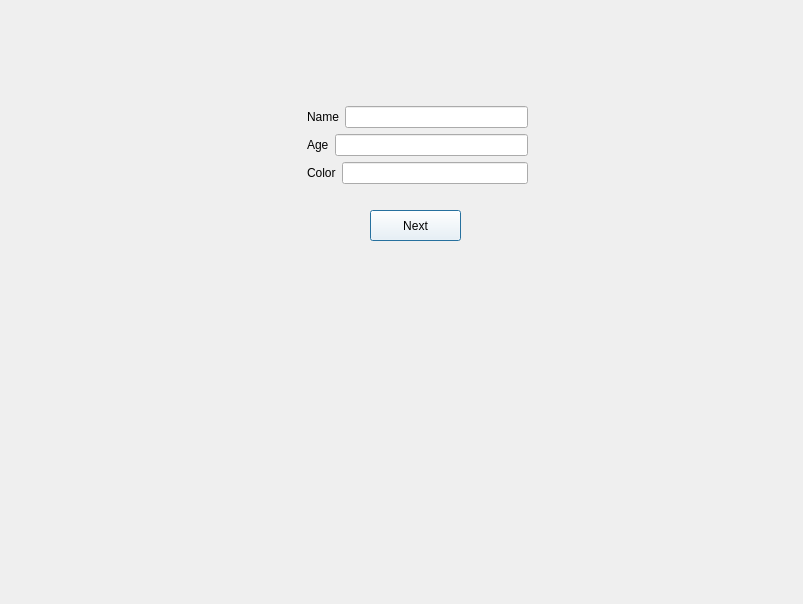
Matin0789/Condottiere-, file set.ui: the form before one commit.
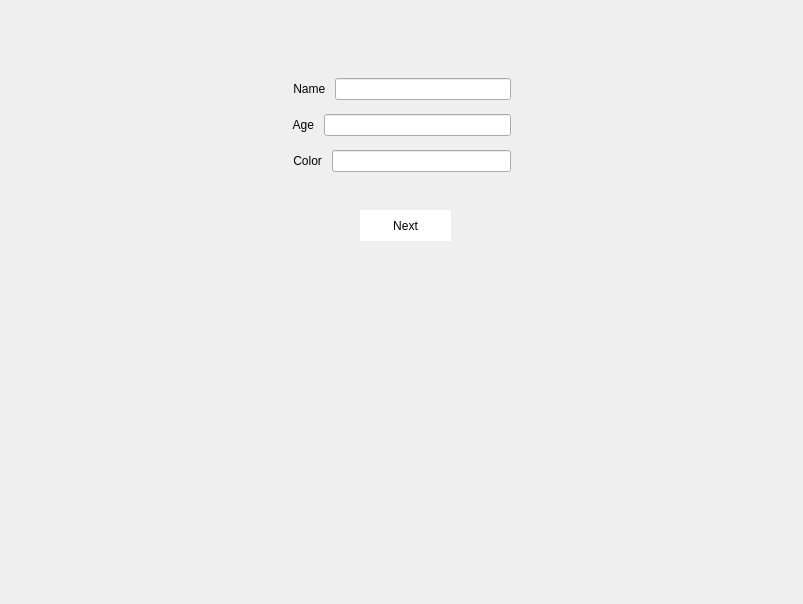
The form after the commit. Icons and pictures are not drawn.

Diff of the .ui file:
```diff
--- a/set.ui
+++ b/set.ui
@@ -19,15 +19,34 @@
   <widget class="QPushButton" name="pushButton">
    <property name="geometry">
     <rect>
-     <x>370</x>
+     <x>360</x>
      <y>210</y>
      <width>91</width>
      <height>31</height>
     </rect>
    </property>
    <property name="styleSheet">
-    <string notr="true">border-image: url(:/Description/Graphics/photos/download.jpg);
-background-color: rgb(255, 255, 255);</string>
+    <string notr="true">
+QPushButton
+{
+	border : none ;
+	color : black ;
+	background-color : white ;
+	font : 700 22pt &quot;8514oem&quot; ;
+	border-image: 30px url(:/Description/Graphics/photos/white (1).jpg);
+}
+QPushButton : Hover
+{
+	background-color : black ;
+    border-radius : 40px ;
+	border-image: 10px  url(:/Description/Graphics/photos/download.jpg);
+}
+QPushButton : pressed
+{
+	background-color : black ;
+	color : white ;
+	border-image: 10px  url(:/Description/Graphics/photos/download.jpg);
+}</string>
    </property>
    <property name="text">
     <string>Next</string>
@@ -36,16 +55,19 @@
   <widget class="QWidget" name="">
    <property name="geometry">
     <rect>
-     <x>307</x>
-     <y>90</y>
+     <x>290</x>
+     <y>70</y>
      <width>221</width>
      <height>111</height>
     </rect>
    </property>
-   <layout class="QGridLayout" name="gridLayout">
-    <item row="0" column="0">
-     <layout class="QGridLayout" name="gridLayout_2">
-      <item row="0" column="0">
+   <property name="styleSheet">
+    <string notr="true">color: rgb(0, 0, 0);
+border-image: url(:/Description/Graphics/photos/download.jpg);
+background-image: url(:/Description/Graphics/photos/download.jpg);</string>
+   </property>
+   <layout class="QVBoxLayout" name="verticalLayout">
+    <item>
        <layout class="QHBoxLayout" name="horizontalLayout">
         <item>
          <widget class="QLabel" name="label">
@@ -53,7 +75,7 @@
            <string notr="true">border-image: url(:/Description/Graphics/photos/white (1).jpg);</string>
           </property>
           <property name="text">
-           <string>Name</string>
+         <string> Name </string>
           </property>
          </widget>
         </item>
@@ -66,7 +88,7 @@
         </item>
        </layout>
       </item>
-      <item row="1" column="0">
+    <item>
        <layout class="QHBoxLayout" name="horizontalLayout_2">
         <item>
          <widget class="QLabel" name="label_2">
@@ -74,7 +96,7 @@
            <string notr="true">border-image: url(:/Description/Graphics/photos/white (1).jpg);</string>
           </property>
           <property name="text">
-           <string>Age</string>
+         <string> Age </string>
           </property>
          </widget>
         </item>
@@ -87,7 +109,7 @@
         </item>
        </layout>
       </item>
-      <item row="2" column="0">
+    <item>
        <layout class="QHBoxLayout" name="horizontalLayout_3">
         <item>
          <widget class="QLabel" name="label_3">
@@ -95,7 +117,7 @@
            <string notr="true">border-image: url(:/Description/Graphics/photos/white (1).jpg);</string>
           </property>
           <property name="text">
-           <string>Color</string>
+         <string> Color </string>
           </property>
          </widget>
         </item>
@@ -105,8 +127,6 @@
            <string notr="true">border-image: url(:/Description/Graphics/photos/white (1).jpg);</string>
           </property>
          </widget>
-        </item>
-       </layout>
       </item>
      </layout>
     </item>
```
Left out of the diff: 14 changed lines with no effect on the pictures. Lines whose indentation alone changed are shown as unchanged.
